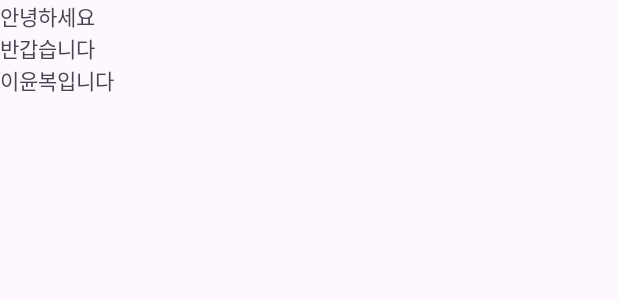
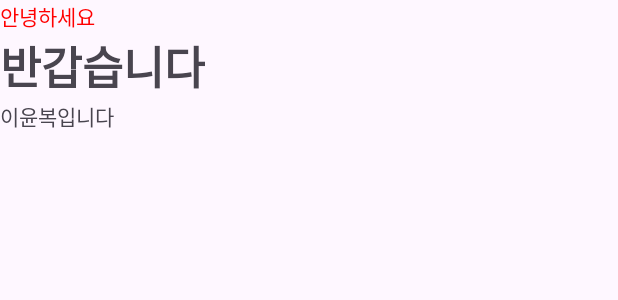
Before and after one commit to gerbitz/practice_UI_YB_1, an Android app: the layout activity_main.xml on its own in the app's theme, with its tools: preview values and no code run, on a phone screen of 412 x 824 dp. Shown: the top 300 px of the screen. Run offline under Robolectric (Android 15) with nearby library versions, the phone set to English and light mode, and no system bars.

Commit message:
Text Style까지 체험해봄

```diff
--- a/app/src/main/res/layout/activity_main.xml
+++ b/app/src/main/res/layout/activity_main.xml
@@ -14,11 +14,14 @@
 <TextView
     android:layout_width="wrap_content"
     android:layout_height="wrap_content"
+    android:textColor="#FF0000"
     android:text="안녕하세요"/>
 
     <TextView
         android:layout_width="wrap_content"
         android:layout_height="wrap_content"
+        android:textSize="30sp"
+        android:textStyle="bold"
         android:text="반갑습니다"/>
 
     <TextView
```
